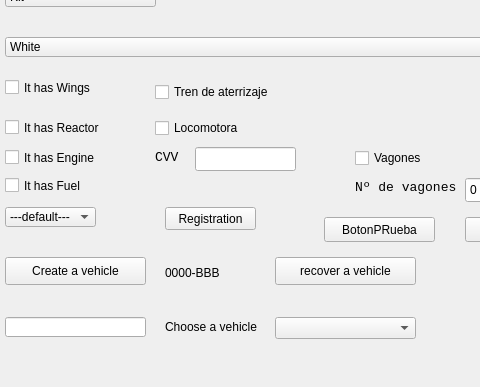
Above: MainWindow.ui from JSlaig/ARCO2020-p2 before the change; both pictures show x 185 to 665 and y 213 to 600 of the 800 by 600 pixel window. Below: the same form after it.
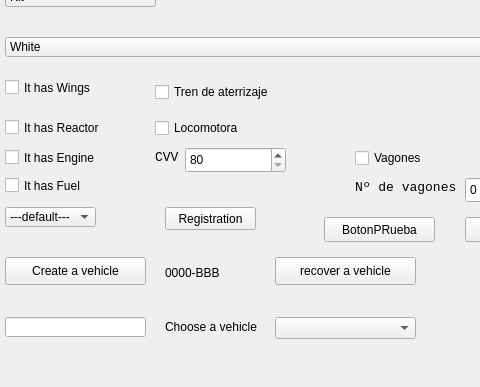
That is the form after the change.

```diff
--- a/MainWindow.ui
+++ b/MainWindow.ui
@@ -686,15 +686,21 @@
      </rect>
     </property>
    </widget>
-   <widget class="QLineEdit" name="cvvLine">
+   <widget class="QSpinBox" name="cvvLine">
     <property name="geometry">
      <rect>
-      <x>380</x>
+      <x>370</x>
       <y>360</y>
       <width>101</width>
-      <height>24</height>
+      <height>26</height>
      </rect>
     </property>
+    <property name="minimum">
+     <number>80</number>
+    </property>
+    <property name="maximum">
+     <number>450</number>
+    </property>
    </widget>
   </widget>
   <widget class="QStatusBar" name="statusbar"/>
```
